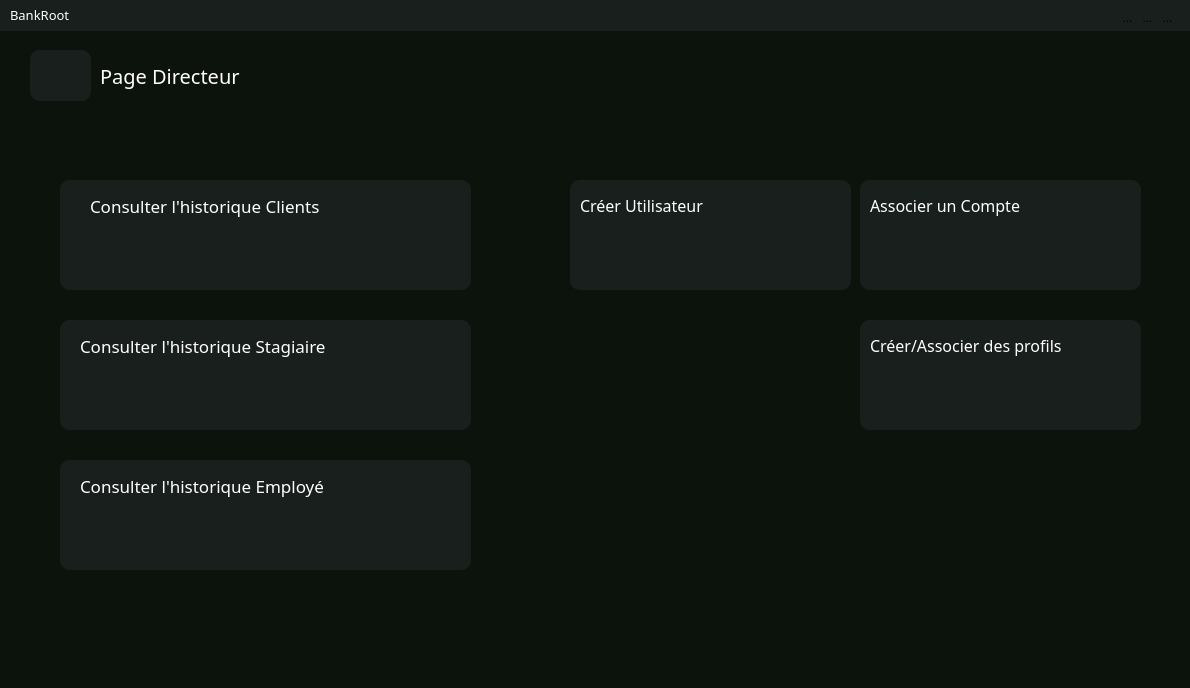
Old version of the form admin_homepage.ui in the repository SparqueeZ/Bank-Root.
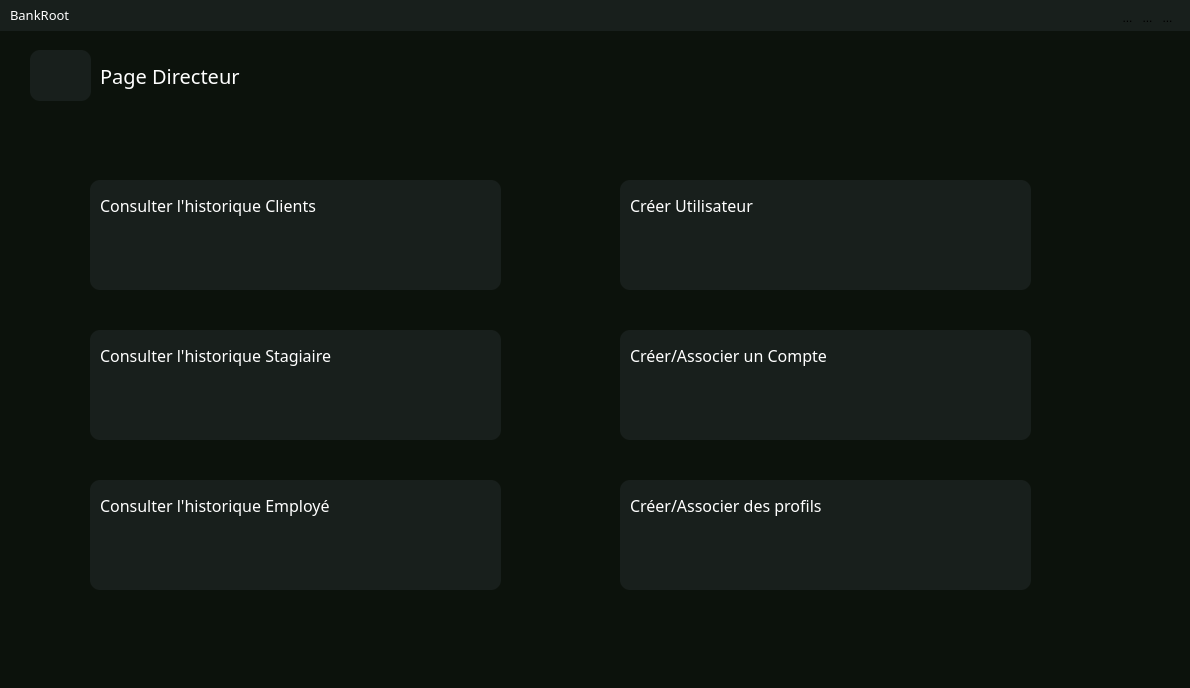
New version of the form. Icons and pictures are not drawn.

Patch:
```diff
--- a/admin_homepage.ui
+++ b/admin_homepage.ui
@@ -107,9 +107,9 @@
    <widget class="QWidget" name="ActionBtn_9" native="true">
     <property name="geometry">
      <rect>
-      <x>570</x>
+      <x>620</x>
       <y>150</y>
-      <width>281</width>
+      <width>411</width>
       <height>110</height>
      </rect>
     </property>
@@ -121,7 +121,7 @@
       <rect>
        <x>0</x>
        <y>0</y>
-       <width>281</width>
+       <width>411</width>
        <height>110</height>
       </rect>
      </property>
@@ -198,9 +198,9 @@
    <widget class="QWidget" name="ActionBtn_11" native="true">
     <property name="geometry">
      <rect>
-      <x>860</x>
-      <y>290</y>
-      <width>291</width>
+      <x>620</x>
+      <y>450</y>
+      <width>411</width>
       <height>110</height>
      </rect>
     </property>
@@ -212,7 +212,7 @@
       <rect>
        <x>0</x>
        <y>0</y>
-       <width>281</width>
+       <width>411</width>
        <height>110</height>
       </rect>
      </property>
@@ -289,9 +289,9 @@
    <widget class="QWidget" name="ActionBtn_13" native="true">
     <property name="geometry">
      <rect>
-      <x>860</x>
-      <y>150</y>
-      <width>281</width>
+      <x>620</x>
+      <y>300</y>
+      <width>411</width>
       <height>110</height>
      </rect>
     </property>
@@ -303,7 +303,7 @@
       <rect>
        <x>0</x>
        <y>0</y>
-       <width>281</width>
+       <width>411</width>
        <height>110</height>
       </rect>
      </property>
@@ -326,7 +326,7 @@
       <rect>
        <x>10</x>
        <y>10</y>
-       <width>211</width>
+       <width>281</width>
        <height>31</height>
       </rect>
      </property>
@@ -343,7 +343,7 @@
 }</string>
      </property>
      <property name="text">
-      <string>Associer un Compte</string>
+      <string>Créer/Associer un Compte</string>
      </property>
     </widget>
     <widget class="QToolButton" name="toolButton_32">
@@ -377,16 +377,28 @@
      </property>
     </widget>
    </widget>
-   <widget class="QToolButton" name="toolButton_33">
+   <widget class="QWidget" name="ActionBtn_12" native="true">
     <property name="geometry">
      <rect>
-      <x>60</x>
+      <x>90</x>
       <y>150</y>
       <width>411</width>
       <height>110</height>
      </rect>
     </property>
     <property name="styleSheet">
+     <string notr="true">background:transparent;</string>
+    </property>
+    <widget class="QToolButton" name="logcl_ad">
+     <property name="geometry">
+      <rect>
+       <x>0</x>
+       <y>0</y>
+       <width>411</width>
+       <height>110</height>
+      </rect>
+     </property>
+     <property name="styleSheet">
      <string notr="true">QToolButton {
     background-color: #181F1C;
 	border-radius: 10px; 
@@ -400,19 +412,19 @@
      <string/>
     </property>
    </widget>
-   <widget class="QLabel" name="ActionBtnName_17">
+    <widget class="QLabel" name="ActionBtnName_12">
     <property name="geometry">
      <rect>
-      <x>90</x>
-      <y>160</y>
-      <width>331</width>
+       <x>10</x>
+       <y>10</y>
+       <width>321</width>
       <height>31</height>
      </rect>
     </property>
     <property name="font">
      <font>
       <family>Montserrat SemiBold</family>
-      <pointsize>13</pointsize>
+       <pointsize>12</pointsize>
      </font>
     </property>
     <property name="styleSheet">
@@ -425,13 +437,13 @@
      <string>Consulter l'historique Clients</string>
     </property>
    </widget>
-   <widget class="QToolButton" name="toolButton_35">
+    <widget class="QToolButton" name="toolButton_28">
     <property name="geometry">
      <rect>
-      <x>60</x>
-      <y>190</y>
-      <width>91</width>
-      <height>71</height>
+       <x>20</x>
+       <y>70</y>
+       <width>21</width>
+       <height>21</height>
      </rect>
     </property>
     <property name="styleSheet">
@@ -455,65 +467,55 @@
      </size>
     </property>
    </widget>
-   <widget class="QToolButton" name="toolButton_34">
-    <property name="geometry">
-     <rect>
-      <x>60</x>
-      <y>290</y>
-      <width>411</width>
-      <height>110</height>
-     </rect>
-    </property>
-    <property name="styleSheet">
-     <string notr="true">QToolButton {
-    background-color: #181F1C;
-	border-radius: 10px; 
-}
-
-QToolButton:hover{
-background:#595554;
-}</string>
-    </property>
-    <property name="text">
-     <string/>
-    </property>
    </widget>
-   <widget class="QToolButton" name="toolButton_36">
+   <widget class="QWidget" name="ActionBtn_14" native="true">
     <property name="geometry">
      <rect>
-      <x>60</x>
-      <y>430</y>
-      <width>411</width>
-      <height>110</height>
-     </rect>
-    </property>
-    <property name="styleSheet">
-     <string notr="true">QToolButton {
-    background-color: #181F1C;
-	border-radius: 10px; 
-}
-
-QToolButton:hover{
-background:#595554;
-}</string>
-    </property>
-    <property name="text">
-     <string/>
-    </property>
-   </widget>
-   <widget class="QLabel" name="ActionBtnName_18">
-    <property name="geometry">
-     <rect>
-      <x>80</x>
+      <x>90</x>
       <y>300</y>
-      <width>351</width>
+      <width>411</width>
+      <height>110</height>
+     </rect>
+    </property>
+    <property name="styleSheet">
+     <string notr="true">background:transparent;</string>
+    </property>
+    <widget class="QToolButton" name="logst_ad">
+     <property name="geometry">
+      <rect>
+       <x>0</x>
+       <y>0</y>
+       <width>411</width>
+       <height>110</height>
+      </rect>
+     </property>
+     <property name="styleSheet">
+      <string notr="true">QToolButton {
+    background-color: #181F1C;
+	border-radius: 10px; 
+}
+
+QToolButton:hover{
+background:#595554;
+}</string>
+     </property>
+     <property name="text">
+      <string/>
+     </property>
+    </widget>
+    <widget class="QLabel" name="ActionBtnName_15">
+     <property name="geometry">
+      <rect>
+       <x>10</x>
+       <y>10</y>
+       <width>331</width>
       <height>31</height>
      </rect>
     </property>
     <property name="font">
      <font>
       <family>Montserrat SemiBold</family>
-      <pointsize>13</pointsize>
+       <pointsize>12</pointsize>
      </font>
     </property>
     <property name="styleSheet">
@@ -526,19 +528,85 @@
      <string>Consulter l'historique Stagiaire</string>
     </property>
    </widget>
-   <widget class="QLabel" name="ActionBtnName_19">
+    <widget class="QToolButton" name="toolButton_33">
     <property name="geometry">
      <rect>
-      <x>80</x>
-      <y>440</y>
-      <width>351</width>
+       <x>20</x>
+       <y>70</y>
+       <width>21</width>
+       <height>21</height>
+      </rect>
+     </property>
+     <property name="styleSheet">
+      <string notr="true">QToolButton{
+border-radius:45px;
+background:transparent;
+}
+</string>
+     </property>
+     <property name="text">
+      <string/>
+     </property>
+     <property name="icon">
+      <iconset resource="ressource.qrc">
+       <normaloff>:/assets/add.png</normaloff>:/assets/add.png</iconset>
+     </property>
+     <property name="iconSize">
+      <size>
+       <width>128</width>
+       <height>128</height>
+      </size>
+     </property>
+    </widget>
+   </widget>
+   <widget class="QWidget" name="ActionBtn_15" native="true">
+    <property name="geometry">
+     <rect>
+      <x>90</x>
+      <y>450</y>
+      <width>411</width>
+      <height>110</height>
+     </rect>
+    </property>
+    <property name="styleSheet">
+     <string notr="true">background:transparent;</string>
+    </property>
+    <widget class="QToolButton" name="logem_ad">
+     <property name="geometry">
+      <rect>
+       <x>0</x>
+       <y>0</y>
+       <width>411</width>
+       <height>110</height>
+      </rect>
+     </property>
+     <property name="styleSheet">
+      <string notr="true">QToolButton {
+    background-color: #181F1C;
+	border-radius: 10px; 
+}
+
+QToolButton:hover{
+background:#595554;
+}</string>
+     </property>
+     <property name="text">
+      <string/>
+     </property>
+    </widget>
+    <widget class="QLabel" name="ActionBtnName_13">
+     <property name="geometry">
+      <rect>
+       <x>10</x>
+       <y>10</y>
+       <width>341</width>
       <height>31</height>
      </rect>
     </property>
     <property name="font">
      <font>
       <family>Montserrat SemiBold</family>
-      <pointsize>13</pointsize>
+       <pointsize>12</pointsize>
      </font>
     </property>
     <property name="styleSheet">
@@ -551,13 +619,13 @@
      <string>Consulter l'historique Employé</string>
     </property>
    </widget>
-   <widget class="QToolButton" name="toolButton_37">
+    <widget class="QToolButton" name="toolButton_29">
     <property name="geometry">
      <rect>
-      <x>60</x>
-      <y>330</y>
-      <width>91</width>
-      <height>71</height>
+       <x>20</x>
+       <y>70</y>
+       <width>21</width>
+       <height>21</height>
      </rect>
     </property>
     <property name="styleSheet">
@@ -581,35 +649,6 @@
      </size>
     </property>
    </widget>
-   <widget class="QToolButton" name="toolButton_38">
-    <property name="geometry">
-     <rect>
-      <x>60</x>
-      <y>470</y>
-      <width>91</width>
-      <height>71</height>
-     </rect>
-    </property>
-    <property name="styleSheet">
-     <string notr="true">QToolButton{
-border-radius:45px;
-background:transparent;
-}
-</string>
-    </property>
-    <property name="text">
-     <string/>
-    </property>
-    <property name="icon">
-     <iconset resource="ressource.qrc">
-      <normaloff>:/assets/add.png</normaloff>:/assets/add.png</iconset>
-    </property>
-    <property name="iconSize">
-     <size>
-      <width>128</width>
-      <height>128</height>
-     </size>
-    </property>
    </widget>
   </widget>
   <widget class="QWidget" name="widget_7" native="true">
```
Left out of the diff: 12 changed lines with no effect on the pictures. Lines whose indentation alone changed are shown as unchanged.
